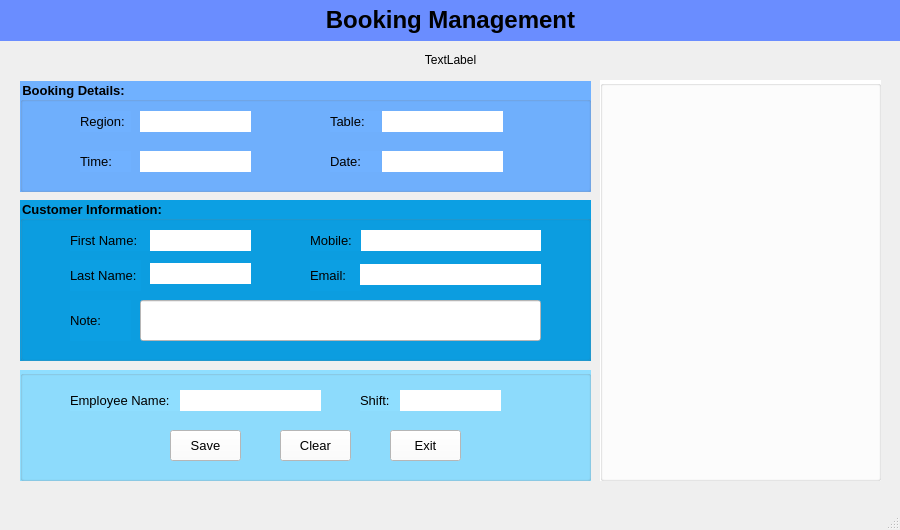
Old version of the form uiManagement/MainWindow_Management.ui in the repository Minhtri-hub/ktlt_final.
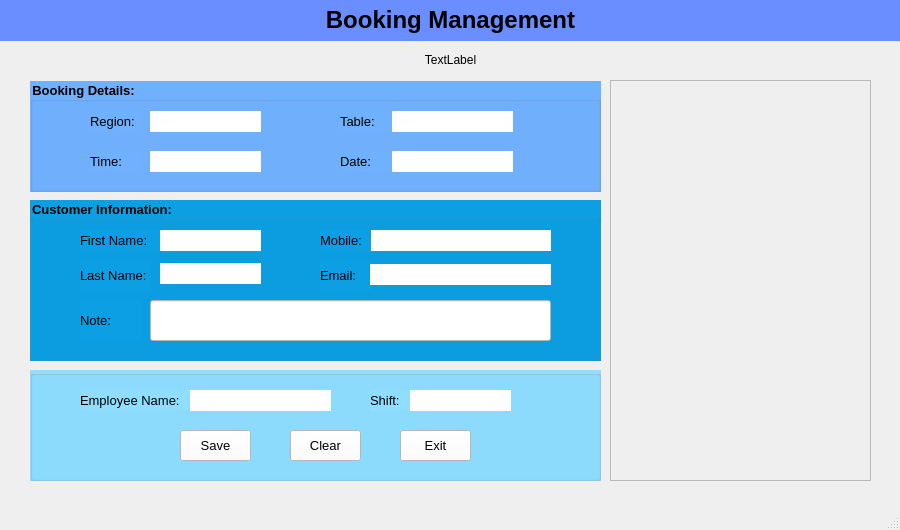
New version of the form. Icons and pictures are not drawn.

The edit to the form file:
```diff
--- a/uiManagement/MainWindow_Management.ui
+++ b/uiManagement/MainWindow_Management.ui
@@ -43,7 +43,7 @@
    <widget class="QGroupBox" name="groupBox">
     <property name="geometry">
      <rect>
-      <x>20</x>
+      <x>30</x>
       <y>81</y>
       <width>571</width>
       <height>111</height>
@@ -203,7 +203,7 @@
    <widget class="QGroupBox" name="groupBox_2">
     <property name="geometry">
      <rect>
-      <x>20</x>
+      <x>30</x>
       <y>200</y>
       <width>571</width>
       <height>161</height>
@@ -405,7 +405,7 @@
    <widget class="QGroupBox" name="groupBox_3">
     <property name="geometry">
      <rect>
-      <x>20</x>
+      <x>30</x>
       <y>370</y>
       <width>571</width>
       <height>111</height>
@@ -577,21 +577,33 @@
      <string>&lt;html&gt;&lt;head/&gt;&lt;body&gt;&lt;p align=&quot;center&quot;&gt;TextLabel&lt;/p&gt;&lt;/body&gt;&lt;/html&gt;</string>
     </property>
    </widget>
-   <widget class="QGroupBox" name="groupBox_4">
+   <widget class="QScrollArea" name="scrollArea">
     <property name="geometry">
      <rect>
-      <x>600</x>
+      <x>610</x>
       <y>80</y>
-      <width>281</width>
+      <width>261</width>
       <height>401</height>
      </rect>
     </property>
-    <property name="styleSheet">
-     <string notr="true">background-color: rgb(255, 255, 255);</string>
+    <property name="widgetResizable">
+     <bool>true</bool>
     </property>
-    <property name="title">
-     <string/>
-    </property>
+    <widget class="QWidget" name="scrollAreaWidgetContents">
+     <property name="geometry">
+      <rect>
+       <x>0</x>
+       <y>0</y>
+       <width>259</width>
+       <height>399</height>
+      </rect>
+     </property>
+     <layout class="QVBoxLayout" name="verticalLayout_2">
+      <item>
+       <layout class="QVBoxLayout" name="verticalLayout"/>
+      </item>
+     </layout>
+    </widget>
    </widget>
   </widget>
   <widget class="QMenuBar" name="menubar">
```
